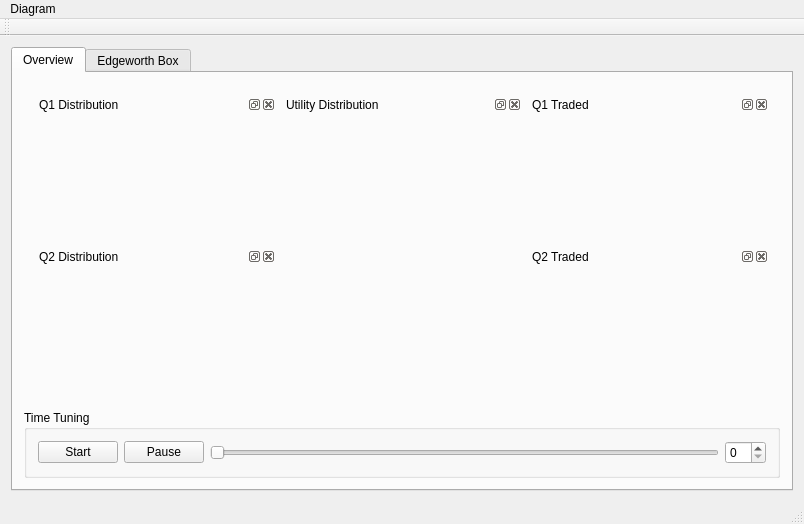
kottalovag/marketplayer, file code/app/MarketPlayer/mainwindow.ui: the form before one commit.
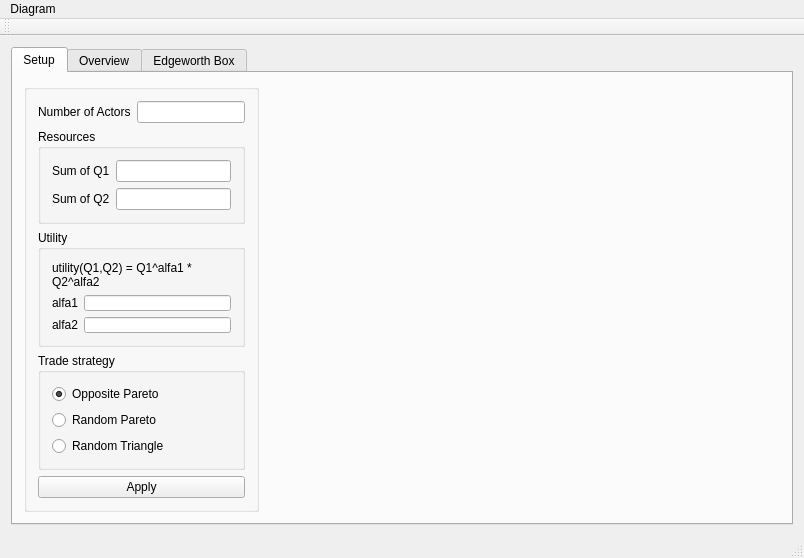
The form after the commit. Custom widgets are drawn as their Qt base class.

Commit message: [m] Created UI for setup

Diff of the .ui file:
```diff
--- a/code/app/MarketPlayer/mainwindow.ui
+++ b/code/app/MarketPlayer/mainwindow.ui
@@ -14,12 +14,259 @@
    <string>MainWindow</string>
   </property>
   <widget class="QWidget" name="centralWidget">
-   <layout class="QHBoxLayout" name="horizontalLayout_8">
+   <layout class="QHBoxLayout" name="horizontalLayout_9">
     <item>
      <widget class="QTabWidget" name="tabWidget">
       <property name="currentIndex">
        <number>0</number>
       </property>
+      <widget class="QWidget" name="tabSetup">
+       <attribute name="title">
+        <string>Setup</string>
+       </attribute>
+       <layout class="QHBoxLayout" name="horizontalLayout_8">
+        <item>
+         <layout class="QVBoxLayout" name="verticalLayoutSetup_2">
+          <item>
+           <widget class="QGroupBox" name="groupBoxSetup">
+            <property name="sizePolicy">
+             <sizepolicy hsizetype="Preferred" vsizetype="Preferred">
+              <horstretch>0</horstretch>
+              <verstretch>0</verstretch>
+             </sizepolicy>
+            </property>
+            <layout class="QVBoxLayout" name="verticalLayoutSetup">
+             <item>
+              <layout class="QFormLayout" name="formLayout_2">
+               <item row="0" column="0">
+                <widget class="QLabel" name="label">
+                 <property name="text">
+                  <string>Number of Actors</string>
+                 </property>
+                 <property name="buddy">
+                  <cstring>lineEditNumActors</cstring>
+                 </property>
+                </widget>
+               </item>
+               <item row="0" column="1">
+                <widget class="QLineEdit" name="lineEditNumActors">
+                 <property name="sizePolicy">
+                  <sizepolicy hsizetype="Minimum" vsizetype="Fixed">
+                   <horstretch>0</horstretch>
+                   <verstretch>0</verstretch>
+                  </sizepolicy>
+                 </property>
+                </widget>
+               </item>
+              </layout>
+             </item>
+             <item>
+              <widget class="QGroupBox" name="groupBoxResourceSetup">
+               <property name="sizePolicy">
+                <sizepolicy hsizetype="Preferred" vsizetype="Preferred">
+                 <horstretch>0</horstretch>
+                 <verstretch>0</verstretch>
+                </sizepolicy>
+               </property>
+               <property name="title">
+                <string>Resources</string>
+               </property>
+               <layout class="QVBoxLayout" name="verticalLayout_5">
+                <item>
+                 <layout class="QFormLayout" name="formLayoutResourceSetup">
+                  <item row="0" column="0">
+                   <widget class="QLabel" name="labelQ1">
+                    <property name="text">
+                     <string>Sum of Q1</string>
+                    </property>
+                   </widget>
+                  </item>
+                  <item row="0" column="1">
+                   <widget class="QLineEdit" name="lineEditSumQ1">
+                    <property name="sizePolicy">
+                     <sizepolicy hsizetype="Minimum" vsizetype="Fixed">
+                      <horstretch>0</horstretch>
+                      <verstretch>0</verstretch>
+                     </sizepolicy>
+                    </property>
+                   </widget>
+                  </item>
+                  <item row="1" column="0">
+                   <widget class="QLabel" name="labelQ2">
+                    <property name="text">
+                     <string>Sum of Q2</string>
+                    </property>
+                   </widget>
+                  </item>
+                  <item row="1" column="1">
+                   <widget class="QLineEdit" name="lineEditSumQ2">
+                    <property name="sizePolicy">
+                     <sizepolicy hsizetype="Minimum" vsizetype="Fixed">
+                      <horstretch>0</horstretch>
+                      <verstretch>0</verstretch>
+                     </sizepolicy>
+                    </property>
+                   </widget>
+                  </item>
+                 </layout>
+                </item>
+               </layout>
+              </widget>
+             </item>
+             <item>
+              <widget class="QGroupBox" name="groupBoxUtilitySetup">
+               <property name="title">
+                <string>Utility</string>
+               </property>
+               <layout class="QVBoxLayout" name="verticalLayout_4">
+                <item>
+                 <widget class="QLabel" name="labelUtilityDescription">
+                  <property name="sizePolicy">
+                   <sizepolicy hsizetype="Preferred" vsizetype="Preferred">
+                    <horstretch>0</horstretch>
+                    <verstretch>0</verstretch>
+                   </sizepolicy>
+                  </property>
+                  <property name="text">
+                   <string>utility(Q1,Q2) = Q1^alfa1 * Q2^alfa2</string>
+                  </property>
+                  <property name="wordWrap">
+                   <bool>true</bool>
+                  </property>
+                 </widget>
+                </item>
+                <item>
+                 <layout class="QFormLayout" name="formLayout">
+                  <property name="fieldGrowthPolicy">
+                   <enum>QFormLayout::AllNonFixedFieldsGrow</enum>
+                  </property>
+                  <item row="0" column="0">
+                   <widget class="QLabel" name="labelAlfa1">
+                    <property name="text">
+                     <string>alfa1</string>
+                    </property>
+                   </widget>
+                  </item>
+                  <item row="1" column="0">
+                   <widget class="QLabel" name="labelAlfa2">
+                    <property name="text">
+                     <string>alfa2</string>
+                    </property>
+                   </widget>
+                  </item>
+                  <item row="1" column="1">
+                   <widget class="QLineEdit" name="lineEditAlfa2">
+                    <property name="enabled">
+                     <bool>true</bool>
+                    </property>
+                    <property name="sizePolicy">
+                     <sizepolicy hsizetype="Minimum" vsizetype="Fixed">
+                      <horstretch>0</horstretch>
+                      <verstretch>0</verstretch>
+                     </sizepolicy>
+                    </property>
+                    <property name="text">
+                     <string/>
+                    </property>
+                   </widget>
+                  </item>
+                  <item row="0" column="1">
+                   <widget class="QLineEdit" name="lineEditAlfa1">
+                    <property name="enabled">
+                     <bool>true</bool>
+                    </property>
+                    <property name="sizePolicy">
+                     <sizepolicy hsizetype="Minimum" vsizetype="Fixed">
+                      <horstretch>0</horstretch>
+                      <verstretch>0</verstretch>
+                     </sizepolicy>
+                    </property>
+                    <property name="text">
+                     <string/>
+                    </property>
+                   </widget>
+                  </item>
+                 </layout>
+                </item>
+               </layout>
+              </widget>
+             </item>
+             <item>
+              <widget class="QGroupBox" name="groupBoxTradeStrategy">
+               <property name="title">
+                <string>Trade strategy</string>
+               </property>
+               <layout class="QVBoxLayout" name="verticalLayout_3">
+                <item>
+                 <widget class="QRadioButton" name="radioButtonOppositePareto">
+                  <property name="text">
+                   <string>Opposite Pareto</string>
+                  </property>
+                  <property name="checkable">
+                   <bool>true</bool>
+                  </property>
+                  <property name="checked">
+                   <bool>true</bool>
+                  </property>
+                 </widget>
+                </item>
+                <item>
+                 <widget class="QRadioButton" name="radioButtonRandomPareto">
+                  <property name="text">
+                   <string>Random Pareto</string>
+                  </property>
+                 </widget>
+                </item>
+                <item>
+                 <widget class="QRadioButton" name="radioButtonRandomTriangle">
+                  <property name="text">
+                   <string>Random Triangle</string>
+                  </property>
+                 </widget>
+                </item>
+               </layout>
+              </widget>
+             </item>
+             <item>
+              <widget class="QPushButton" name="pushButtonApply">
+               <property name="text">
+                <string>Apply</string>
+               </property>
+              </widget>
+             </item>
+            </layout>
+           </widget>
+          </item>
+          <item>
+           <spacer name="verticalSpacer">
+            <property name="orientation">
+             <enum>Qt::Vertical</enum>
+            </property>
+            <property name="sizeHint" stdset="0">
+             <size>
+              <width>20</width>
+              <height>40</height>
+             </size>
+            </property>
+           </spacer>
+          </item>
+         </layout>
+        </item>
+        <item>
+         <spacer name="horizontalSpacer">
+          <property name="orientation">
+           <enum>Qt::Horizontal</enum>
+          </property>
+          <property name="sizeHint" stdset="0">
+           <size>
+            <width>40</width>
+            <height>20</height>
+           </size>
+          </property>
+         </spacer>
+        </item>
+       </layout>
+      </widget>
       <widget class="QWidget" name="tabOverview">
        <attribute name="title">
         <string>Overview</string>
```
Left out of the diff: 19 changed lines with no effect on the pictures.
